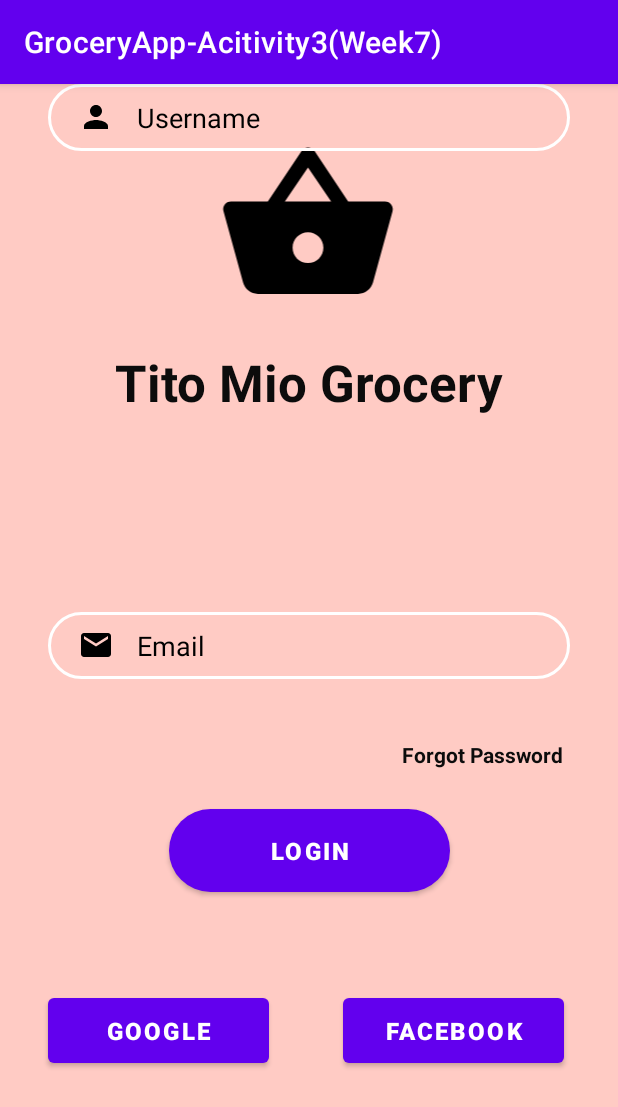
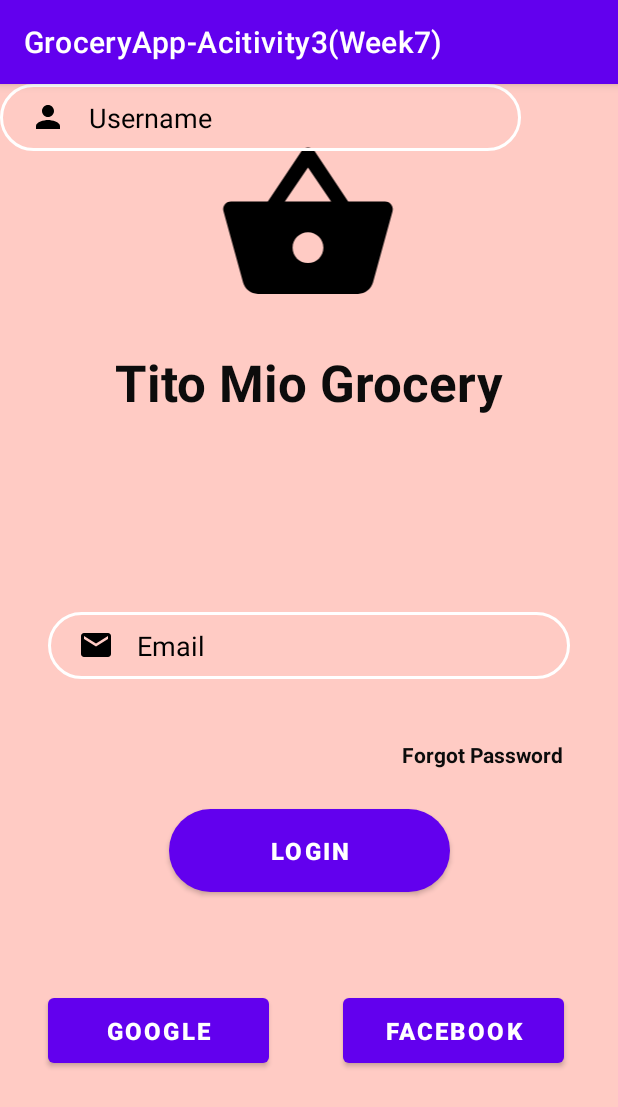
Before and after one commit to EMC1010/GroceryAppActivity3, an Android app: the LoginActivity screen opened directly, with no data from a screen before it, on a phone screen of 412 x 824 dp. Shown: the top 1107 px of the screen. Run offline under Robolectric (Android 15) with nearby library versions, the phone set to English and light mode, and no system bars.

Commit message:
GroceryAppActivity3

```diff
--- a/app/src/main/res/layout/activity_login.xml
+++ b/app/src/main/res/layout/activity_login.xml
@@ -72,11 +72,8 @@
 
     <EditText
         android:id="@+id/inputUsername"
-        android:layout_width="0dp"
+        android:layout_width="347dp"
         android:layout_height="wrap_content"
-        android:layout_marginStart="32dp"
-
-        android:layout_marginEnd="32dp"
         android:background="@drawable/input_bg"
         android:drawableLeft="@drawable/ic_person"
         android:drawablePadding="15dp"
@@ -88,12 +85,8 @@
         android:paddingRight="10dp"
         android:paddingBottom="10dp"
         android:textColorHint="@color/black"
-        app:layout_constraintEnd_toEndOf="parent"
-        app:layout_constraintHorizontal_bias="0.0"
-        app:layout_constraintStart_toStartOf="parent"
-        app:layout_constraintBottom_toBottomOf=""
-        app:layout_constraintTop_toTopOf=""
-        tools:layout_editor_absoluteY="226dp" />
+        tools:layout_editor_absoluteX="32dp"
+        tools:layout_editor_absoluteY="275dp" />
 
     <Button
         android:id="@+id/btnlogin"
```
